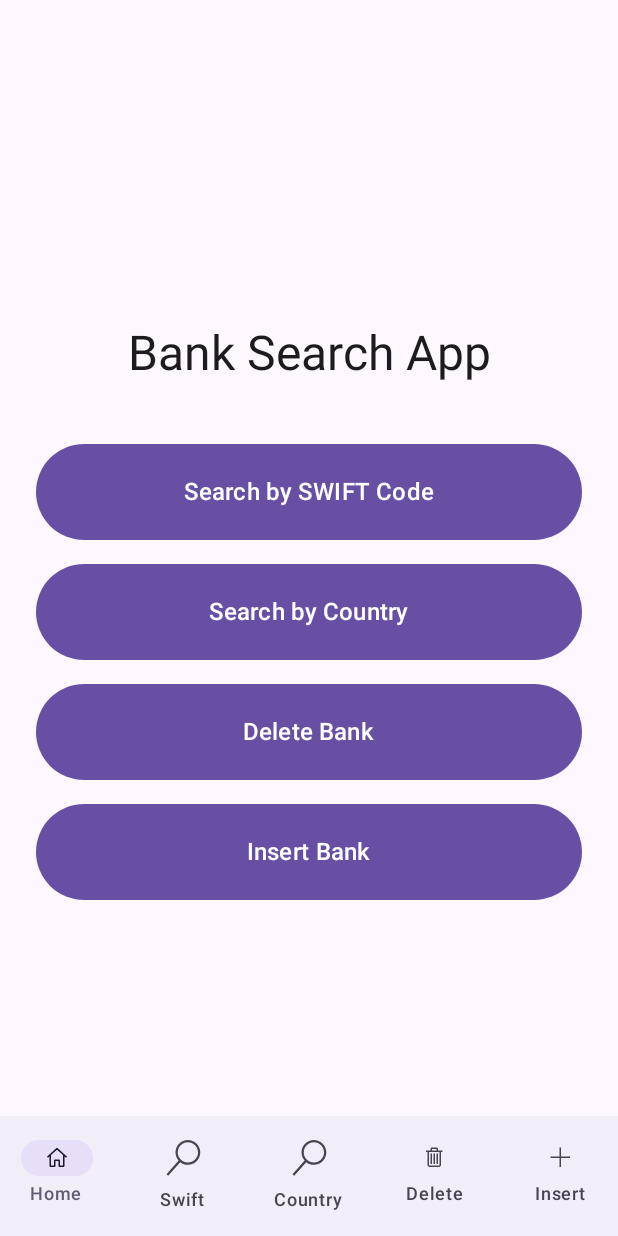
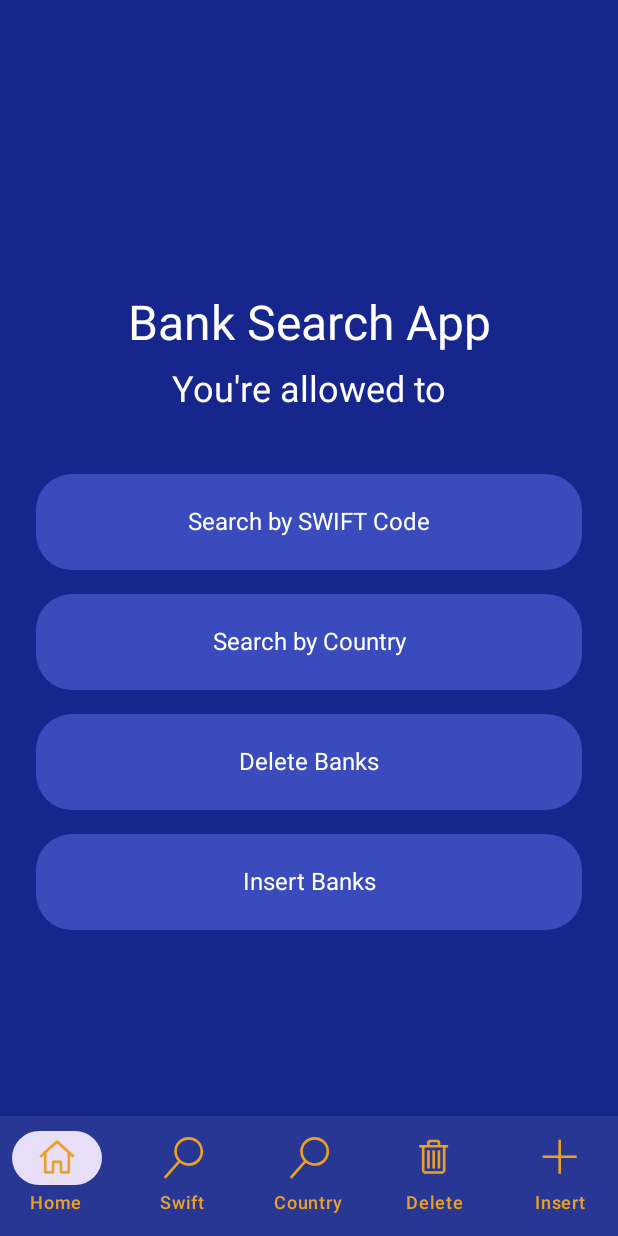
Before and after one commit to antekp/BIC-Frontend, an Android app built with Jetpack Compose: the screen it shows after launch (MainActivity), on a phone screen of 412 x 824 dp. Run offline under Robolectric (Android 15) with nearby library versions, the phone set to English and light mode, and no system bars.

Commit message:
UI Colors change

```diff
--- a/app/src/main/java/com/example/bicfrontend/MainActivity.kt
+++ b/app/src/main/java/com/example/bicfrontend/MainActivity.kt
@@ -3,7 +3,9 @@ package com.example.bicfrontend
 import android.os.Bundle
 import androidx.activity.ComponentActivity
 import androidx.activity.compose.setContent
+import androidx.compose.foundation.background
 import androidx.compose.foundation.layout.padding
+import androidx.compose.foundation.layout.size
 import androidx.compose.material3.Icon
 import androidx.compose.material3.NavigationBar
 import androidx.compose.material3.NavigationBarItem
@@ -17,6 +19,11 @@ import androidx.compose.runtime.setValue
 import androidx.compose.ui.Modifier
 import com.example.bicfrontend.navigation.ContentScreen
 import com.example.bicfrontend.navigation.listOfNavigationItems
+import com.example.bicfrontend.ui.theme.BackgroundColor
+import com.example.bicfrontend.ui.theme.BottomBarIcon
+import com.example.bicfrontend.ui.theme.BottomBoxColor
+import com.example.bicfrontend.ui.theme.BoxColor
+import com.example.bicfrontend.ui.theme.OrangeFill
 import com.example.bicfrontend.viewmodels.BanksViewModel
 
 
@@ -28,10 +35,12 @@ class MainActivity : ComponentActivity() {
             var selectedItemIndex by rememberSaveable {
                 mutableStateOf(0)
             }
-            Surface {
+            Surface{
                 Scaffold(
                     bottomBar = {
-                        NavigationBar {
+                        NavigationBar(
+                            containerColor = BottomBoxColor
+                        ) {
                             listOfNavigationItems.forEachIndexed { index, item ->
                                 NavigationBarItem(
                                     selected = selectedItemIndex == index,
@@ -39,13 +48,16 @@ class MainActivity : ComponentActivity() {
                                         selectedItemIndex = index
                                     },
                                     icon = {
-                                        Icon(
+                                        BottomBarIcon(
                                             item.icon,
-                                            contentDescription = ""
+                                            item.title
                                         )
                                     },
                                     label = {
-                                        Text(text = item.title)
+                                        Text(
+                                            text = item.title,
+                                            color = OrangeFill
+                                        )
                                     }
                                 )
                             }
--- a/app/src/main/java/com/example/bicfrontend/screens/WelcomeScreen.kt
+++ b/app/src/main/java/com/example/bicfrontend/screens/WelcomeScreen.kt
@@ -1,7 +1,12 @@
 package com.example.bicfrontend.screens
 
+import android.view.RoundedCorner
+import androidx.compose.foundation.background
+import androidx.compose.foundation.border
 import androidx.compose.foundation.layout.Arrangement
+import androidx.compose.foundation.layout.Box
 import androidx.compose.foundation.layout.Column
+import androidx.compose.foundation.layout.Row
 import androidx.compose.foundation.layout.Spacer
 import androidx.compose.foundation.layout.fillMaxSize
 import androidx.compose.foundation.layout.fillMaxWidth
@@ -9,14 +14,21 @@ import androidx.compose.foundation.layout.height
 import androidx.compose.foundation.layout.heightIn
 import androidx.compose.foundation.layout.padding
 import androidx.compose.foundation.layout.size
+import androidx.compose.foundation.shape.CircleShape
+import androidx.compose.foundation.shape.RoundedCornerShape
 import androidx.compose.material3.Button
 import androidx.compose.material3.MaterialTheme
 import androidx.compose.material3.Text
 import androidx.compose.runtime.Composable
 import androidx.compose.ui.Alignment
 import androidx.compose.ui.Modifier
+import androidx.compose.ui.draw.clip
+import androidx.compose.ui.graphics.Color
+import androidx.compose.ui.tooling.preview.Preview
 import androidx.compose.ui.unit.dp
 import androidx.compose.ui.unit.sp
+import com.example.bicfrontend.ui.theme.BackgroundColor
+import com.example.bicfrontend.ui.theme.BoxColor
 
 
 @Composable
@@ -24,40 +36,95 @@ fun WelcomeScreen() {
     Column(
         modifier = Modifier
             .fillMaxSize()
+            .background(color = BackgroundColor)
             .padding(16.dp),
         verticalArrangement = Arrangement.Center,
         horizontalAlignment = Alignment.CenterHorizontally
     ) {
-        Text(text = "Bank Search App", style = MaterialTheme.typography.headlineLarge)
+        Text(text = "Bank Search App", style = MaterialTheme.typography.headlineLarge, color = Color.White)
+        Spacer(modifier = Modifier.height(8.dp))
+        Text(text = "You're allowed to", style = MaterialTheme.typography.headlineSmall, color = Color.White)
 
         Spacer(modifier = Modifier.height(32.dp))
-
-        Button(
-            onClick = {},
-            modifier = Modifier.fillMaxWidth().padding(8.dp).size(64.dp)
+        Box(
+            modifier = Modifier
+                .padding(8.dp)
+                .clip(RoundedCornerShape(24.dp))
+                .fillMaxWidth()
+                .size(64.dp)
+                .background(color = BoxColor)
         ) {
-            Text(text = "Search by SWIFT Code", fontSize = 16.sp)
+            Row(
+                modifier = Modifier.fillMaxSize(),
+                verticalAlignment = Alignment.CenterVertically,
+                horizontalArrangement = Arrangement.Center
+            ) {
+                Text(
+                    text = "Search by SWIFT Code", fontSize = 16.sp, color = Color.White
+                )
+            }
+        }
+        Box(
+            modifier = Modifier
+                .padding(8.dp)
+                .clip(RoundedCornerShape(24.dp))
+                .fillMaxWidth()
+                .size(64.dp)
+                .background(color = BoxColor)
+        ) {
+            Row(
+                modifier = Modifier.fillMaxSize(),
+                verticalAlignment = Alignment.CenterVertically,
+                horizontalArrangement = Arrangement.Center
+            ) {
+                Text(
+                    text = "Search by Country", fontSize = 16.sp, color = Color.White
+                )
+            }
         }
 
-        Button(
-            onClick = {},
-            modifier = Modifier.fillMaxWidth().padding(8.dp).size(64.dp)
+        Box(
+            modifier = Modifier
+                .padding(8.dp)
+                .clip(RoundedCornerShape(24.dp))
+                .fillMaxWidth()
+                .size(64.dp)
+                .background(color = BoxColor)
         ) {
-            Text(text = "Search by Country",fontSize = 16.sp)
+            Row(
+                modifier = Modifier.fillMaxSize(),
+                verticalAlignment = Alignment.CenterVertically,
+                horizontalArrangement = Arrangement.Center
+            ) {
+                Text(
+                    text = "Delete Banks", fontSize = 16.sp, color = Color.White
+                )
+            }
         }
 
-        Button(
-            onClick = {},
-            modifier = Modifier.fillMaxWidth().padding(8.dp).size(64.dp)
+        Box(
+            modifier = Modifier
+                .padding(8.dp)
+                .clip(RoundedCornerShape(24.dp))
+                .fillMaxWidth()
+                .size(64.dp)
+                .background(color = BoxColor)
         ) {
-            Text(text = "Delete Bank",fontSize = 16.sp)
-        }
-
-        Button(
-            onClick = {},
-            modifier = Modifier.fillMaxWidth().padding(8.dp).size(64.dp)
-        ) {
-            Text(text = "Insert Bank",fontSize = 16.sp)
+            Row(
+                modifier = Modifier.fillMaxSize(),
+                verticalAlignment = Alignment.CenterVertically,
+                horizontalArrangement = Arrangement.Center
+            ) {
+                Text(
+                    text = "Insert Banks", fontSize = 16.sp, color = Color.White
+                )
+            }
         }
     }
 }
+
+@Preview
+@Composable
+private fun WelcomeScreenPreview() {
+    WelcomeScreen()
+}
--- /dev/null
+++ b/app/src/main/java/com/example/bicfrontend/ui/theme/BottomBarIcon.kt
@@ -0,0 +1,27 @@
+package com.example.bicfrontend.ui.theme
+
+import androidx.compose.foundation.layout.padding
+import androidx.compose.foundation.layout.size
+import androidx.compose.material3.Icon
+import androidx.compose.runtime.Composable
+import androidx.compose.ui.Modifier
+import androidx.compose.ui.graphics.vector.ImageVector
+import androidx.compose.ui.tooling.preview.Preview
+import androidx.compose.ui.unit.dp
+
+@Composable
+fun BottomBarIcon(imageVector: ImageVector, description: String?) {
+    Icon(
+        imageVector = imageVector,
+        contentDescription = description,
+        modifier = Modifier
+            .size(28.dp),
+        tint = OrangeFill
+    )
+}
+
+@Preview
+@Composable
+private fun BottomBarIconPreview() {
+    BottomBarIcon(Home,"home")
+}
--- a/app/src/main/java/com/example/bicfrontend/ui/theme/Color.kt
+++ b/app/src/main/java/com/example/bicfrontend/ui/theme/Color.kt
@@ -9,3 +9,8 @@ val Pink80 = Color(0xFFEFB8C8)
 val Purple40 = Color(0xFF6650a4)
 val PurpleGrey40 = Color(0xFF625b71)
 val Pink40 = Color(0xFF7D5260)
+
+val BoxColor = Color(0xFF394BBD)
+val BottomBoxColor = Color(0xFF293794)
+val BackgroundColor = Color(0xFF17268C)
+val OrangeFill = Color(0xFFEAA226)
```
